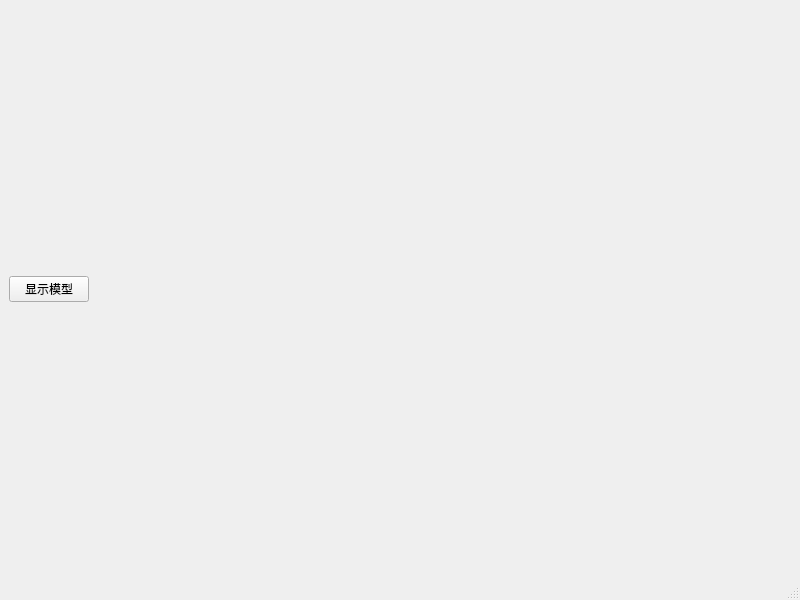
Above: cplusplus/MainWindow.ui from jiangcaiyang/Tutorial3D before the change. Below: the same form after it.
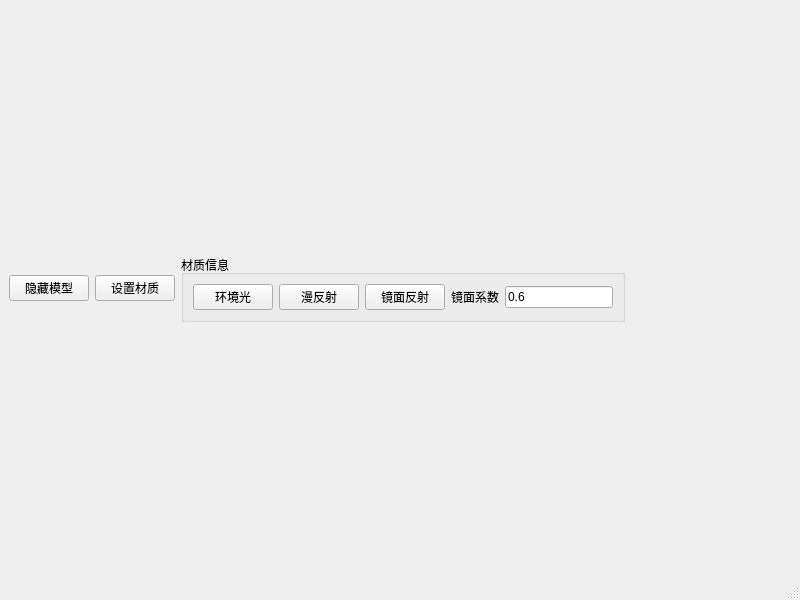
That is the form after the change.

Commit message:
[10] Support material control
支持材质的控制。

Patch:
```diff
--- a/cplusplus/MainWindow.ui
+++ b/cplusplus/MainWindow.ui
@@ -20,10 +20,70 @@
       <item>
        <widget class="QPushButton" name="showModelButton">
         <property name="text">
-         <string>显示模型</string>
+         <string>隐藏模型</string>
         </property>
        </widget>
       </item>
+      <item>
+       <widget class="QPushButton" name="materialButtton">
+        <property name="text">
+         <string>设置材质</string>
+        </property>
+        <property name="checkable">
+         <bool>true</bool>
+        </property>
+       </widget>
+      </item>
+      <item>
+       <widget class="QGroupBox" name="groupBox">
+        <property name="sizePolicy">
+         <sizepolicy hsizetype="Preferred" vsizetype="Fixed">
+          <horstretch>0</horstretch>
+          <verstretch>0</verstretch>
+         </sizepolicy>
+        </property>
+        <property name="title">
+         <string>材质信息</string>
+        </property>
+        <layout class="QHBoxLayout" name="horizontalLayout_2">
+         <item>
+          <widget class="QPushButton" name="ambientButton">
+           <property name="text">
+            <string>环境光</string>
+           </property>
+          </widget>
+         </item>
+         <item>
+          <widget class="QPushButton" name="diffuseButton">
+           <property name="text">
+            <string>漫反射</string>
+           </property>
+          </widget>
+         </item>
+         <item>
+          <widget class="QPushButton" name="specularButton">
+           <property name="text">
+            <string>镜面反射</string>
+           </property>
+          </widget>
+         </item>
+         <item>
+          <widget class="QLabel" name="label">
+           <property name="text">
+            <string>镜面系数</string>
+           </property>
+          </widget>
+         </item>
+         <item>
+          <widget class="QLineEdit" name="shininessEdit">
+           <property name="text">
+            <string>0.6</string>
+           </property>
+          </widget>
+         </item>
+        </layout>
+       </widget>
+      </item>
       <item>
        <spacer name="horizontalSpacer">
         <property name="orientation">
```
Left out of the diff: 19 changed lines with no effect on the pictures. The commit also changes 3 other files.
